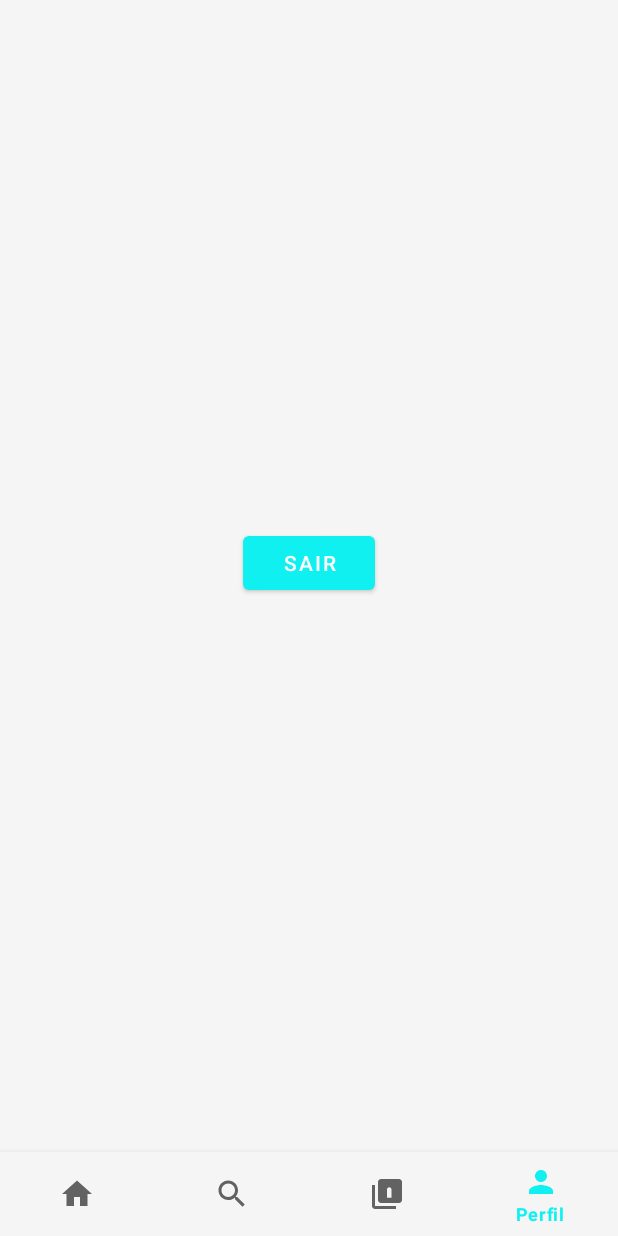
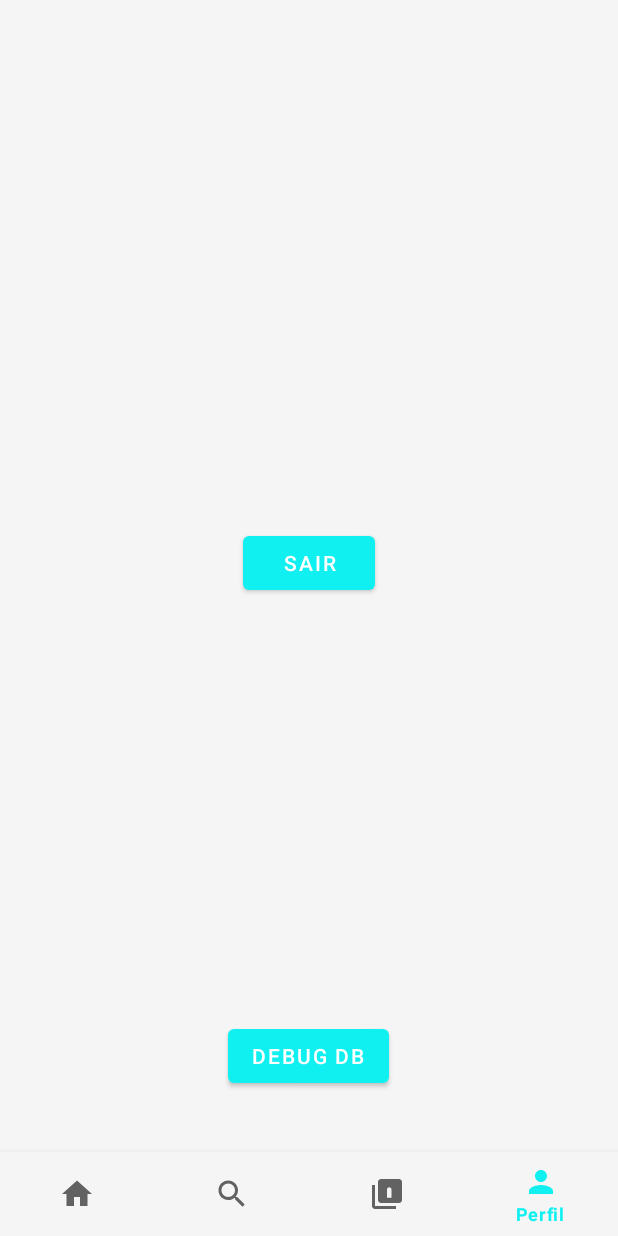
Before and after one commit to kkjogador/spotify-clone, an Android app: the fragment LibraryFragment placed in its activity, item 4 of the bottom bar chosen, on a phone screen of 412 x 824 dp. Run offline under Robolectric (Android 15) with nearby library versions, the phone set to English and light mode, and no system bars; our stand-ins replace Firebase (no records; nobody signed in at launch, a user with empty details on screens opened directly), Room's generated code.

Commit message:
More fix and updates

```diff
--- a/app/src/main/java/com/example/cadastrofacens/LibraryFragment.java
+++ b/app/src/main/java/com/example/cadastrofacens/LibraryFragment.java
@@ -2,35 +2,23 @@ package com.example.cadastrofacens;
 
 import android.content.Intent;
 import android.os.Bundle;
-import android.text.InputType;
 import android.view.LayoutInflater;
 import android.view.View;
 import android.view.ViewGroup;
-import android.widget.EditText;
+import android.widget.Toast;
 import androidx.annotation.NonNull;
 import androidx.annotation.Nullable;
-import androidx.appcompat.app.AlertDialog;
 import androidx.fragment.app.Fragment;
-import androidx.lifecycle.ViewModelProvider;
 import androidx.recyclerview.widget.LinearLayoutManager;
 import androidx.recyclerview.widget.RecyclerView;
 import com.google.android.material.floatingactionbutton.FloatingActionButton;
 import java.util.ArrayList;
 import java.util.List;
-import java.util.stream.Collectors;
 
 public class LibraryFragment extends Fragment implements PlaylistAdapter.OnPlaylistClickListener {
 
     private RecyclerView recyclerView;
     private PlaylistAdapter playlistAdapter;
-    private MainViewModel mainViewModel;
-
-    @Override
-    public void onCreate(@Nullable Bundle savedInstanceState) {
-        super.onCreate(savedInstanceState);
-        // Obtém o ViewModel que é compartilhado com a MainActivity
-        mainViewModel = new ViewModelProvider(requireActivity()).get(MainViewModel.class);
-    }
 
     @Nullable
     @Override
@@ -43,65 +31,54 @@ public class LibraryFragment extends Fragment implements PlaylistAdapter.OnPlayl
         fab.setOnClickListener(v -> showCreatePlaylistDialog());
 
         setupRecyclerView();
-        observeViewModel();
 
         return view;
     }
 
     private void setupRecyclerView() {
         recyclerView.setLayoutManager(new LinearLayoutManager(getContext()));
-        // O adapter é inicializado com uma lista vazia e atualizado pelo LiveData
-        playlistAdapter = new PlaylistAdapter(new ArrayList<>(), this);
+        // O adapter agora é inicializado com uma lista estática de playlists
+        playlistAdapter = new PlaylistAdapter(createStaticPlaylists(), this);
         recyclerView.setAdapter(playlistAdapter);
     }
 
-    // O LibraryFragment agora observa as mudanças nos dados do ViewModel
-    private void observeViewModel() {
-        mainViewModel.getUserPlaylistsWithSongs().observe(getViewLifecycleOwner(), playlistsWithSongs -> {
-            if (playlistsWithSongs != null) {
-                List<Playlist> allPlaylists = new ArrayList<>();
-                // Adiciona a playlist "Músicas Curtidas" no topo
-                Playlist likedSongsPlaylist = new Playlist("Músicas Curtidas");
-                // TODO: Adicionar lógica para carregar músicas curtidas do banco
-                allPlaylists.add(likedSongsPlaylist);
+    private List<Playlist> createStaticPlaylists() {
+        List<Playlist> playlists = new ArrayList<>();
 
-                // Processa e adiciona as playlists do usuário
-                List<Playlist> userPlaylists = playlistsWithSongs.stream().map(pws -> {
-                    pws.playlist.setSongs(pws.songs);
-                    return pws.playlist;
-                }).collect(Collectors.toList());
-                allPlaylists.addAll(userPlaylists);
+        // Playlist "Músicas Curtidas"
+        Playlist likedSongsPlaylist = new Playlist("Músicas Curtidas");
+        List<Song> likedSongs = new ArrayList<>();
+        likedSongs.add(new Song("Bohemian Rhapsody", "Queen", R.drawable.ic_album_placeholder));
+        likedSongs.add(new Song("Stairway to Heaven", "Led Zeppelin", R.drawable.ic_album_placeholder));
+        likedSongs.add(new Song("Hotel California", "Eagles", R.drawable.ic_album_placeholder));
+        likedSongsPlaylist.setSongs(likedSongs);
+        playlists.add(likedSongsPlaylist);
 
-                // Atualiza o adapter
-                playlistAdapter.updatePlaylists(allPlaylists);
-            }
-        });
+        // Playlist de Rock
+        Playlist rockPlaylist = new Playlist("Meu Rock Favorito");
+        List<Song> rockSongs = new ArrayList<>();
+        rockSongs.add(new Song("Back In Black", "AC/DC", R.drawable.ic_album_placeholder));
+        rockSongs.add(new Song("Smells Like Teen Spirit", "Nirvana", R.drawable.ic_album_placeholder));
+        rockPlaylist.setSongs(rockSongs);
+        playlists.add(rockPlaylist);
+
+        // Playlist de Pop (vazia)
+        Playlist popPlaylist = new Playlist("Top Brasil");
+        popPlaylist.setSongs(new ArrayList<>());
+        playlists.add(popPlaylist);
+
+        return playlists;
     }
 
     private void showCreatePlaylistDialog() {
-        AlertDialog.Builder builder = new AlertDialog.Builder(getContext());
-        builder.setTitle("Nova Playlist");
-
-        final EditText input = new EditText(getContext());
-        input.setInputType(InputType.TYPE_CLASS_TEXT);
-        input.setHint("Nome da Playlist");
-        builder.setView(input);
-
-        builder.setPositiveButton("Criar", (dialog, which) -> {
-            String playlistName = input.getText().toString();
-            if (!playlistName.isEmpty()) {
-                // A criação agora é delegada ao ViewModel
-                mainViewModel.createNewPlaylist(playlistName);
-            }
-        });
-        builder.setNegativeButton("Cancelar", (dialog, which) -> dialog.cancel());
-
-        builder.show();
+        // Funcionalidade desativada temporariamente enquanto usamos dados estáticos
+        Toast.makeText(getContext(), "Criação de playlist desativada em modo de dados estáticos.", Toast.LENGTH_SHORT).show();
     }
 
     @Override
     public void onPlaylistClick(Playlist playlist) {
         Intent intent = new Intent(getActivity(), PlaylistActivity.class);
+        // O objeto playlist agora contém a lista de músicas estáticas
         intent.putExtra("playlist", playlist);
         startActivity(intent);
     }
--- a/app/src/main/java/com/example/cadastrofacens/MainViewModel.java
+++ b/app/src/main/java/com/example/cadastrofacens/MainViewModel.java
@@ -21,14 +21,8 @@ public class MainViewModel extends AndroidViewModel {
         super(application);
         db = AppDatabase.getDatabase(application);
 
-        // Quando o userIdTrigger muda, esta transformação automaticamente busca os novos dados no banco
-        userPlaylistsWithSongs = Transformations.switchMap(userIdTrigger, userId -> {
-            if (userId == null) {
-                // Retorna um LiveData vazio se não houver usuário
-                return new MutableLiveData<>(Collections.emptyList());
-            }
-            return db.playlistDao().getUserPlaylistsWithSongs(userId);
-        });
+        // DEBUG: Carrega todas as playlists, ignorando o usuário logado.
+        userPlaylistsWithSongs = db.playlistDao().getAllPlaylistsWithSongs();
 
         recentlyPlayedSongIds = Transformations.switchMap(userIdTrigger, userId -> {
             if (userId == null) {
--- a/app/src/main/java/com/example/cadastrofacens/PlayedSongDao.java
+++ b/app/src/main/java/com/example/cadastrofacens/PlayedSongDao.java
@@ -13,7 +13,6 @@ public interface PlayedSongDao {
     @Insert
     void insert(PlayedSong playedSong);
 
-    // CORRIGIDO: Retornando LiveData para a arquitetura ViewModel
     @Query("SELECT songId FROM played_history WHERE userId = :userId ORDER BY timestamp DESC")
     LiveData<List<Integer>> getRecentlyPlayedSongIds(String userId);
 
@@ -22,4 +21,7 @@ public interface PlayedSongDao {
 
     @Query("SELECT COUNT(*) FROM played_history WHERE userId = :userId")
     int getHistoryCountForUser(String userId);
+
+    @Query("SELECT * FROM played_history")
+    List<PlayedSong> getAllPlayedSongs();
 }
--- a/app/src/main/java/com/example/cadastrofacens/PlaylistDao.java
+++ b/app/src/main/java/com/example/cadastrofacens/PlaylistDao.java
@@ -18,14 +18,23 @@ public interface PlaylistDao {
     @Insert(onConflict = OnConflictStrategy.IGNORE)
     void addSongToPlaylist(PlaylistSongCrossRef crossRef);
 
-    // CORRIGIDO: Retornando LiveData para a arquitetura ViewModel
     @Transaction
     @Query("SELECT * FROM playlists WHERE userId = :userId")
     LiveData<List<PlaylistWithSongs>> getUserPlaylistsWithSongs(String userId);
+
+    @Transaction
+    @Query("SELECT * FROM playlists")
+    LiveData<List<PlaylistWithSongs>> getAllPlaylistsWithSongs();
 
     @Query("DELETE FROM PlaylistSongCrossRef WHERE playlistId = :playlistId AND songId = :songId")
     void removeSongFromPlaylist(int playlistId, int songId);
 
     @Query("SELECT COUNT(*) FROM playlists WHERE userId = :userId")
     int getPlaylistCountForUser(String userId);
+
+    @Query("SELECT * FROM playlists")
+    List<Playlist> getAllPlaylists();
+
+    @Query("SELECT * FROM PlaylistSongCrossRef")
+    List<PlaylistSongCrossRef> getAllCrossRefs();
 }
--- a/app/src/main/java/com/example/cadastrofacens/UserDao.java
+++ b/app/src/main/java/com/example/cadastrofacens/UserDao.java
@@ -4,6 +4,8 @@ import androidx.room.Dao;
 import androidx.room.Insert;
 import androidx.room.OnConflictStrategy;
 import androidx.room.Query;
+
+import java.util.List;
 
 @Dao
 public interface UserDao {
@@ -13,4 +15,7 @@ public interface UserDao {
 
     @Query("SELECT * FROM users WHERE id = :userId")
     User getUserById(String userId);
+
+    @Query("SELECT * FROM users")
+    List<User> getAllUsers();
 }
--- a/app/src/main/res/layout/fragment_profile.xml
+++ b/app/src/main/res/layout/fragment_profile.xml
@@ -68,12 +68,29 @@
 
     </LinearLayout>
 
-    <!-- Botão de Login (Começa Visível) -->
-    <com.google.android.gms.common.SignInButton
-        android:id="@+id/sign_in_button"
+    <!-- Controles que ficam sempre visíveis -->
+    <LinearLayout
         android:layout_width="wrap_content"
         android:layout_height="wrap_content"
         android:layout_centerInParent="true"
-        android:visibility="visible" />
+        android:gravity="center"
+        android:orientation="vertical">
+
+        <com.google.android.gms.common.SignInButton
+            android:id="@+id/sign_in_button"
+            android:layout_width="wrap_content"
+            android:layout_height="wrap_content"
+            android:visibility="visible" />
+
+    </LinearLayout>
+
+    <Button
+        android:id="@+id/debug_db_button"
+        android:layout_width="wrap_content"
+        android:layout_height="wrap_content"
+        android:layout_alignParentBottom="true"
+        android:layout_centerHorizontal="true"
+        android:layout_marginBottom="16dp"
+        android:text="Debug DB" />
 
 </RelativeLayout>
```
Also changed, not shown: app/src/main/java/com/example/cadastrofacens/ProfileFragment.java (+45 -4 lines).
